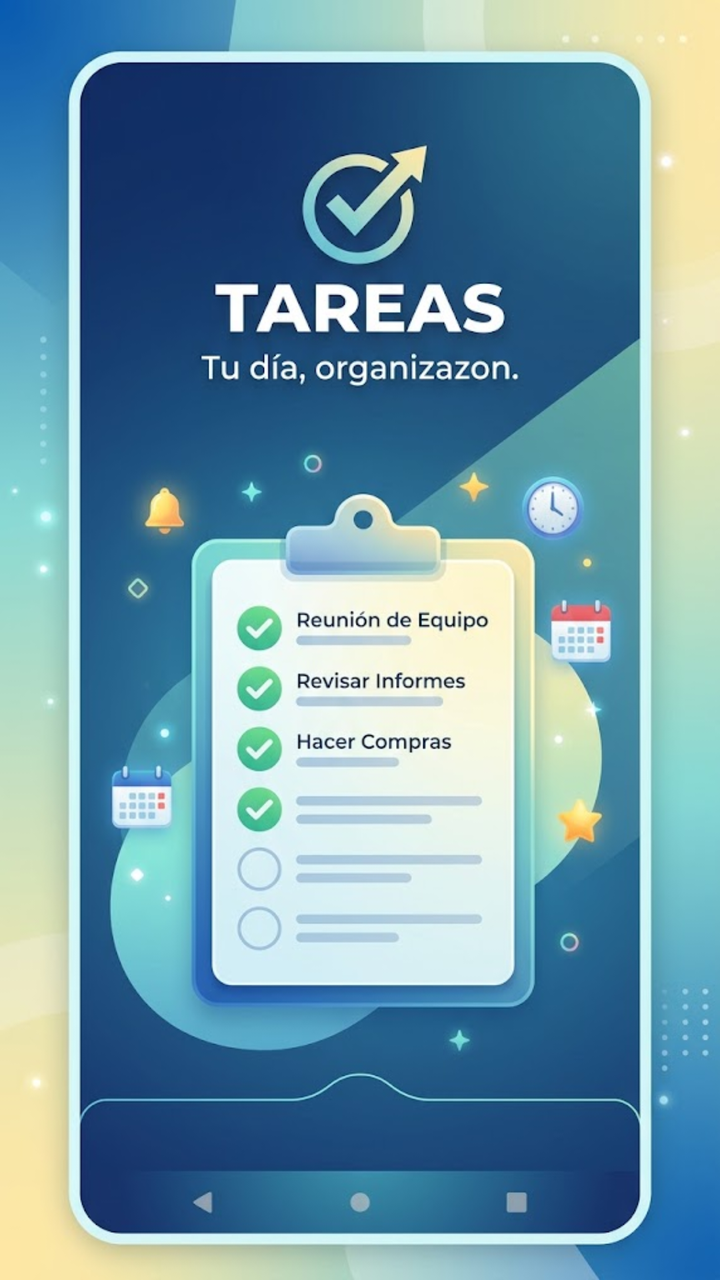
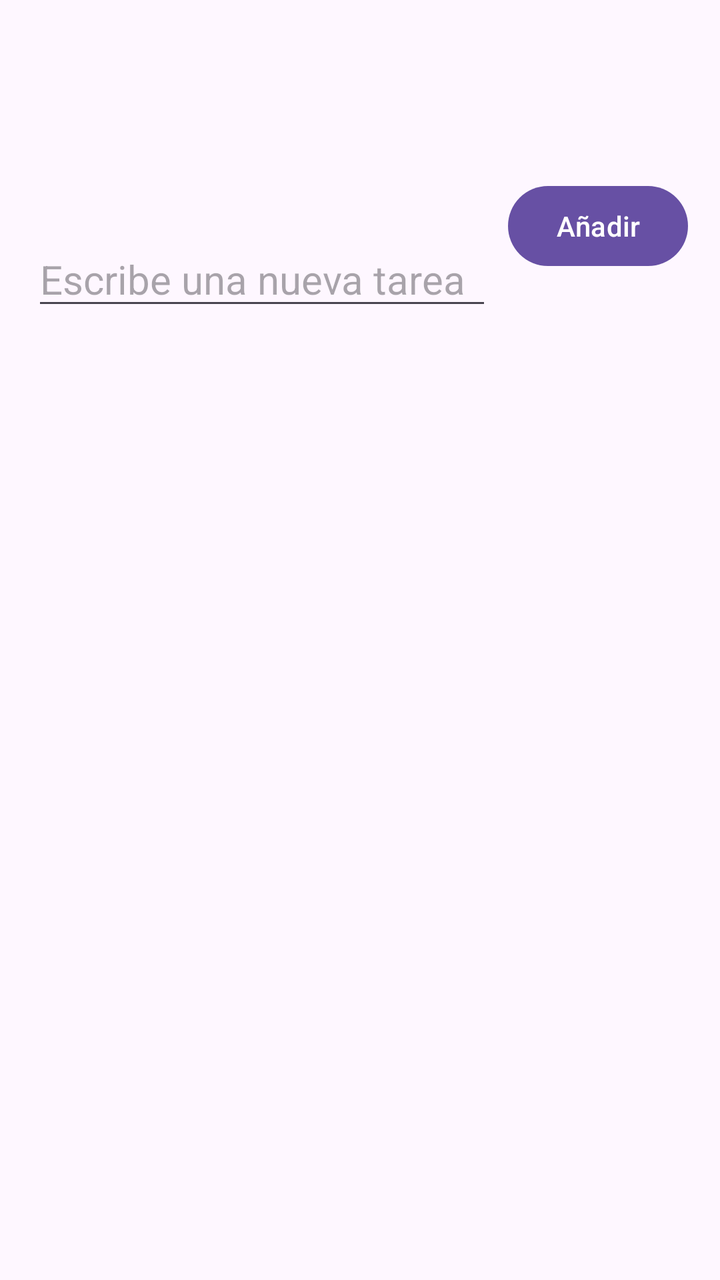

Two renders of the same Android screen: before a commit and after it. Below are the layout's source before the change and the commit's diff.
<!-- AndroidManifest.xml: application theme Theme.ToDo -->
<!-- res/layout/activity_main.xml -->
<?xml version="1.0" encoding="utf-8"?>
<androidx.constraintlayout.widget.ConstraintLayout xmlns:android="http://schemas.android.com/apk/res/android"
    xmlns:app="http://schemas.android.com/apk/res-auto"
    xmlns:tools="http://schemas.android.com/tools"
    android:id="@+id/main"
    android:layout_width="match_parent"
    android:layout_height="match_parent"
    android:background="@drawable/portada"
    tools:context=".MainActivity">

    <Button
        android:id="@+id/btnAcceder"
        android:layout_width="wrap_content"
        android:layout_height="wrap_content"
        android:layout_marginTop="493dp"
        android:layout_marginBottom="190dp"
        android:text="Acceder"
        app:layout_constraintBottom_toBottomOf="parent"
        app:layout_constraintEnd_toEndOf="parent"
        app:layout_constraintStart_toStartOf="parent"
        app:layout_constraintTop_toTopOf="parent" />
</androidx.constraintlayout.widget.ConstraintLayout>
<!-- resources referenced by this layout -->
<resources>
  <!-- drawable portada: jpg bitmap (drawable, 77818 bytes) -->
  <style name="Theme.ToDo" parent="Base.Theme.ToDo" />
  <style name="Base.Theme.ToDo" parent="Theme.Material3.DayNight.NoActionBar">
          
          
      </style>
</resources>

<!-- the commit's change to res/layout/activity_main.xml (unified diff, before → after) -->
@@ -1,22 +1,47 @@
 <?xml version="1.0" encoding="utf-8"?>
-<androidx.constraintlayout.widget.ConstraintLayout xmlns:android="http://schemas.android.com/apk/res/android"
-    xmlns:app="http://schemas.android.com/apk/res-auto"
-    xmlns:tools="http://schemas.android.com/tools"
-    android:id="@+id/main"
+<LinearLayout xmlns:android="http://schemas.android.com/apk/res/android"
     android:layout_width="match_parent"
     android:layout_height="match_parent"
-    android:background="@drawable/portada"
-    tools:context=".MainActivity">
+    android:orientation="vertical"
+    android:padding="16dp"
+    android:paddingTop="40dp">
 
-    <Button
-        android:id="@+id/btnAcceder"
-        android:layout_width="wrap_content"
+    
+    <LinearLayout
+        android:layout_width="match_parent"
         android:layout_height="wrap_content"
-        android:layout_marginTop="493dp"
-        android:layout_marginBottom="190dp"
-        android:text="Acceder"
-        app:layout_constraintBottom_toBottomOf="parent"
-        app:layout_constraintEnd_toEndOf="parent"
-        app:layout_constraintStart_toStartOf="parent"
-        app:layout_constraintTop_toTopOf="parent" />
-</androidx.constraintlayout.widget.ConstraintLayout>
+        android:gravity="center_vertical"
+        android:orientation="horizontal"
+        android:paddingTop="50dp">
+
+        <EditText
+            android:id="@+id/etNuevaTarea"
+            android:layout_width="0dp"
+            android:layout_height="wrap_content"
+            android:layout_weight="1"
+            android:hint="Escribe una nueva tarea"
+            android:inputType="text"
+            android:maxLines="1"
+            android:paddingTop="60dp"
+            android:textSize="20sp" />
+
+        <Button
+            android:id="@+id/btnAdd"
+            android:layout_width="wrap_content"
+            android:layout_height="wrap_content"
+            android:layout_marginStart="8dp"
+            android:text="Añadir" />
+
+    </LinearLayout>
+
+    
+    <androidx.recyclerview.widget.RecyclerView
+        android:id="@+id/recyclerView"
+        android:layout_width="match_parent"
+        android:layout_height="0dp"
+        android:layout_marginTop="16dp"
+        android:layout_weight="1"
+        android:clipToPadding="false"
+        android:paddingBottom="8dp" />
+
+</LinearLayout>
<!-- resource entries referenced after the edit -->
@@ -1,6 +1,5 @@
 <!-- resources referenced by this layout -->
 <resources>
-  <!-- drawable portada: jpg bitmap (drawable, 77818 bytes) -->
   <style name="Theme.ToDo" parent="Base.Theme.ToDo" />
   <style name="Base.Theme.ToDo" parent="Theme.Material3.DayNight.NoActionBar">
           
